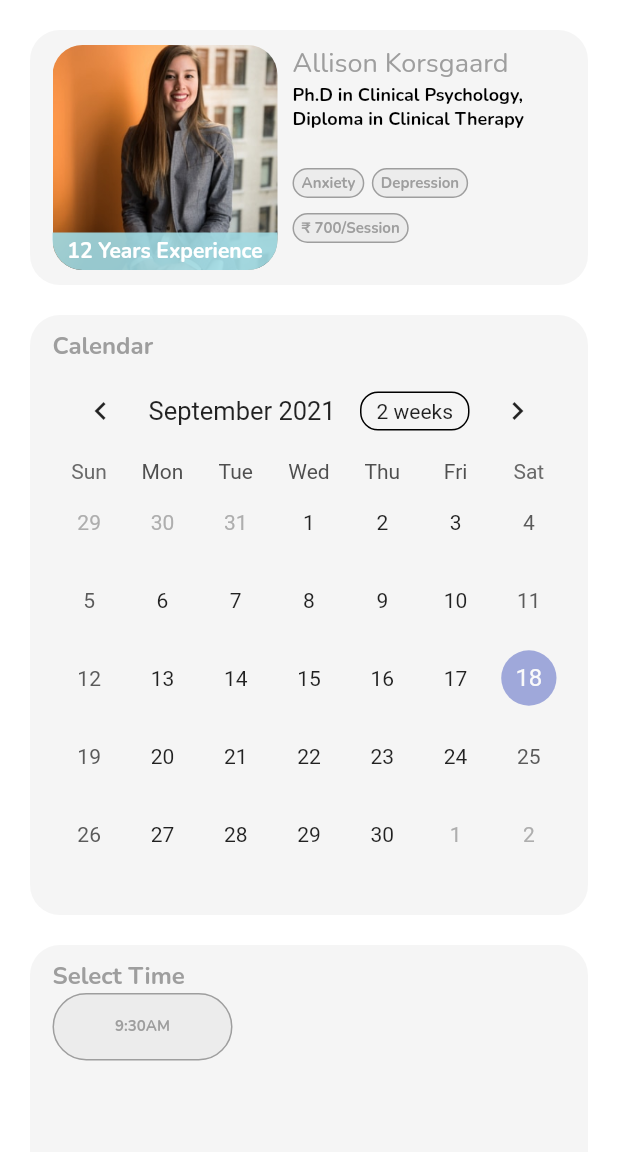
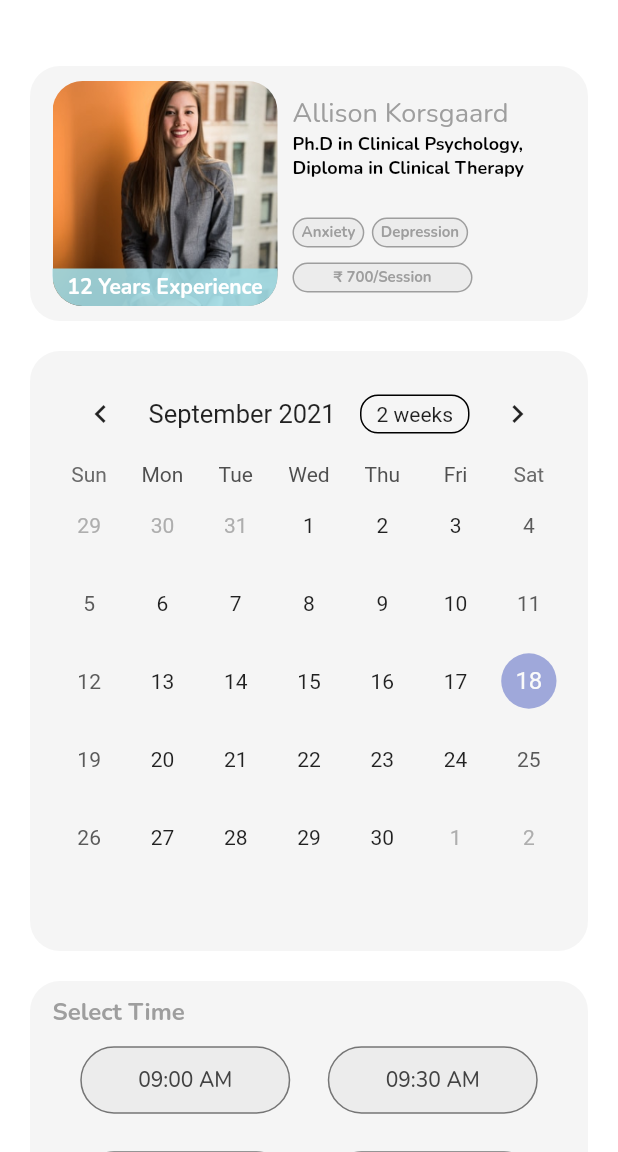
Before and after one commit to herocodess/napses_assignment, a Flutter app: the BookSessionScreen screen opened directly, on a phone screen of 412 x 824 dp, the part 84-1236 px from its top. Run offline on Flutter 3.47's test engine with Material 2 defaults, Android fonts, the phone set to English and light mode, and no system bars; drawn by our look-alikes of table_calendar; our stand-ins replace google_fonts, persistent_bottom_nav_bar, readmore.

Commit message:
🚀 Final Code

```diff
--- a/lib/screens/book_session_screen.dart
+++ b/lib/screens/book_session_screen.dart
@@ -1,13 +1,12 @@
-import 'dart:io';
-
+import 'package:app_assignment/screens/widgets/additional_message.dart';
 import 'package:app_assignment/screens/widgets/calendar_widget.dart';
 import 'package:app_assignment/screens/widgets/patient_info_widget.dart';
 import 'package:app_assignment/screens/widgets/select_time_widget.dart';
-import 'package:app_assignment/utils/app_assets.dart';
 import 'package:app_assignment/utils/app_colors.dart';
 import 'package:app_assignment/utils/app_spacers.dart';
 import 'package:flutter/material.dart';
-import 'package:google_fonts/google_fonts.dart';
+
+import 'widgets/global_app_bar.dart';
 
 class BookSessionScreen extends StatefulWidget {
   const BookSessionScreen({Key? key}) : super(key: key);
@@ -21,40 +20,9 @@ class _BookSessionScreenState extends State<BookSessionScreen> {
   Widget build(BuildContext context) {
     return Scaffold(
       backgroundColor: AppColors.kWhite,
-      appBar: AppBar(
-        elevation: 0,
-        backgroundColor: AppColors.kWhite,
-        automaticallyImplyLeading: false,
-        leading: GestureDetector(
-          onTap: () => Navigator.pop(context),
-          child: Icon(
-            Platform.isIOS ? Icons.arrow_back_ios : Icons.arrow_back,
-            color: AppColors.kBlack,
-          ),
-        ),
-        title: Text(
-          "Book Session",
-          style: GoogleFonts.nunito(fontSize: 18, color: AppColors.kBlack),
-        ),
-        actions: [
-          Padding(
-            padding: const EdgeInsets.only(right: 20),
-            child: Card(
-              elevation: 5,
-              shape: CircleBorder(),
-              child: Container(
-                width: 40,
-                height: 40,
-                child: Center(
-                  child: Image.asset(
-                    AppAssets.hands,
-                    scale: 2.5,
-                  ),
-                ),
-              ),
-            ),
-          ),
-        ],
+      appBar: GlobalAppBar(
+        isLeading: true,
+        title: "Book Session",
       ),
       body: SingleChildScrollView(
         padding: const EdgeInsets.symmetric(horizontal: 20, vertical: 20),
@@ -66,6 +34,9 @@ class _BookSessionScreenState extends State<BookSessionScreen> {
             CalendarWidget(),
             AppSpacers.height(20),
             SelectTimeWidget(),
+            AppSpacers.height(20),
+            AdditionalMessageWidget(),
+            AppSpacers.height(40),
           ],
         ),
       ),
--- a/lib/screens/widgets/calendar_widget.dart
+++ b/lib/screens/widgets/calendar_widget.dart
@@ -25,23 +25,17 @@ class _CalendarWidgetState extends State<CalendarWidget> {
   Widget build(BuildContext context) {
     return GlobalContainerWidget(
       height: 400,
-      header: "Calendar",
+      isCalendar: true,
       content: TableCalendar(
         firstDay: kFirstDay,
         lastDay: kLastDay,
         focusedDay: _focusedDay,
         calendarFormat: _calendarFormat,
         selectedDayPredicate: (day) {
-          // Use `selectedDayPredicate` to determine which day is currently selected.
-          // If this returns true, then `day` will be marked as selected.
-
-          // Using `isSameDay` is recommended to disregard
-          // the time-part of compared DateTime objects.
           return isSameDay(_selectedDay, day);
         },
         onDaySelected: (selectedDay, focusedDay) {
           if (!isSameDay(_selectedDay, selectedDay)) {
-            // Call `setState()` when updating the selected day
             setState(() {
               _selectedDay = selectedDay;
               _focusedDay = focusedDay;
@@ -50,14 +44,12 @@ class _CalendarWidgetState extends State<CalendarWidget> {
         },
         onFormatChanged: (format) {
           if (_calendarFormat != format) {
-            // Call `setState()` when updating calendar format
             setState(() {
               _calendarFormat = format;
             });
           }
         },
         onPageChanged: (focusedDay) {
-          // No need to call `setState()` here
           _focusedDay = focusedDay;
         },
       ),
--- /dev/null
+++ b/lib/screens/widgets/global_app_bar.dart
@@ -0,0 +1,60 @@
+import 'dart:io';
+
+import 'package:app_assignment/utils/app_assets.dart';
+import 'package:app_assignment/utils/app_colors.dart';
+import 'package:flutter/material.dart';
+import 'package:google_fonts/google_fonts.dart';
+
+class GlobalAppBar extends StatelessWidget with PreferredSizeWidget {
+  final bool isLeading;
+  final String title;
+  const GlobalAppBar({
+    Key? key,
+    required this.isLeading,
+    required this.title,
+  }) : super(key: key);
+
+  @override
+  Widget build(BuildContext context) {
+    return AppBar(
+      elevation: 0,
+      backgroundColor: AppColors.kWhite,
+      automaticallyImplyLeading: false,
+      leading: isLeading == true
+          ? GestureDetector(
+              onTap: () => Navigator.pop(context),
+              child: Icon(
+                Platform.isIOS ? Icons.arrow_back_ios : Icons.arrow_back,
+                color: AppColors.kBlack,
+              ),
+            )
+          : null,
+      title: Text(
+        title,
+        style: GoogleFonts.nunito(fontSize: 18, color: AppColors.kBlack),
+      ),
+      actions: [
+        Padding(
+          padding: const EdgeInsets.only(right: 20),
+          child: Card(
+            elevation: 5,
+            shape: CircleBorder(),
+            child: Container(
+              width: 40,
+              height: 40,
+              child: Center(
+                child: Image.asset(
+                  AppAssets.hands,
+                  scale: 2.5,
+                ),
+              ),
+            ),
+          ),
+        ),
+      ],
+    );
+  }
+
+  @override
+  Size get preferredSize => Size.fromHeight(80);
+}
--- a/lib/screens/widgets/global_container_widget.dart
+++ b/lib/screens/widgets/global_container_widget.dart
@@ -6,8 +6,9 @@ class GlobalContainerWidget extends StatelessWidget {
   final double? height;
   final String? header;
   final Widget? content;
+  final bool? isCalendar;
   const GlobalContainerWidget(
-      {Key? key, this.height, this.header, this.content})
+      {Key? key, this.height, this.header, this.content, this.isCalendar})
       : super(key: key);
 
   @override
@@ -22,7 +23,9 @@ class GlobalContainerWidget extends StatelessWidget {
           Radius.circular(20),
         ),
       ),
-      child: Column(
+      child: isCalendar == true
+          ? content!
+          : Column(
               crossAxisAlignment: CrossAxisAlignment.start,
               children: [
                 Row(
--- a/lib/screens/widgets/patient_info_widget.dart
+++ b/lib/screens/widgets/patient_info_widget.dart
@@ -13,7 +13,7 @@ class PatientInfoWidget extends StatelessWidget {
   Widget build(BuildContext context) {
     return Container(
       width: double.maxFinite,
-      height: 170,
+      // height: 170,
       padding: const EdgeInsets.symmetric(horizontal: 15, vertical: 10),
       decoration: BoxDecoration(
         color: AppColors.kGrey.withOpacity(0.1),
@@ -59,7 +59,8 @@ class PatientInfoWidget extends StatelessWidget {
             ),
           ),
           AppSpacers.width(10),
-          Column(
+          Flexible(
+            child: Column(
               crossAxisAlignment: CrossAxisAlignment.start,
               children: [
                 Text(
@@ -92,10 +93,14 @@ class PatientInfoWidget extends StatelessWidget {
                   ],
                 ),
                 AppSpacers.height(10),
-              FeaturesWidget(
+                Container(
+                  width: 120,
+                  child: FeaturesWidget(
                     text: "₹ 700/Session",
                   ),
+                ),
               ],
+            ),
           ),
         ],
       ),
--- a/lib/screens/widgets/select_time_widget.dart
+++ b/lib/screens/widgets/select_time_widget.dart
@@ -1,5 +1,6 @@
 import 'package:app_assignment/screens/widgets/global_container_widget.dart';
 import 'package:app_assignment/utils/app_colors.dart';
+import 'package:app_assignment/utils/app_spacers.dart';
 import 'package:flutter/material.dart';
 import 'package:google_fonts/google_fonts.dart';
 
@@ -11,45 +12,99 @@ class SelectTimeWidget extends StatefulWidget {
 }
 
 class _SelectTimeWidgetState extends State<SelectTimeWidget> {
+  List<String> _availableTimes = [
+    '09:00',
+    '09:30',
+    '10:00',
+    '10:30',
+    '11:00',
+    '11:30'
+  ];
+
+  int _indexSelected = -1;
+
+  void _onTimeSelected(int index) {
+    setState(() {
+      _indexSelected = index;
+    });
+  }
+
   @override
   Widget build(BuildContext context) {
     return GlobalContainerWidget(
       height: 250,
       header: "Select Time",
-      content: SelectTimeItemWidget(
-        text: "9:30AM",
+      isCalendar: false,
+      content: Flexible(
+        child: Center(
+          child: Wrap(
+            spacing: 25,
+            runSpacing: 25,
+            children: [
+              ...List.generate(
+                6,
+                (index) => _TimeChipFilter(
+                  label: _availableTimes[index] + ' AM',
+                  isSelected: _indexSelected == index,
+                  onTap: () => _onTimeSelected(index),
+                ),
+              ),
+            ],
+          ),
+        ),
       ),
     );
   }
 }
 
-class SelectTimeItemWidget extends StatelessWidget {
-  final String? text;
-  final bool? isActive;
-  const SelectTimeItemWidget({Key? key, this.text, this.isActive})
-      : super(key: key);
+class _TimeChipFilter extends StatelessWidget {
+  const _TimeChipFilter({
+    Key? key,
+    this.label,
+    this.isSelected,
+    this.onTap,
+  }) : super(key: key);
+
+  final String? label;
+  final bool? isSelected;
+  final VoidCallback? onTap;
 
   @override
   Widget build(BuildContext context) {
-    return Container(
-      height: 45,
-      width: 120,
-      decoration: BoxDecoration(
-        border: Border.all(color: AppColors.kGrey),
-        color: AppColors.kGrey.withOpacity(0.1),
-        borderRadius: BorderRadius.all(
-          Radius.circular(30),
+    return InkWell(
+      onTap: onTap,
+      customBorder: StadiumBorder(),
+      child: AnimatedContainer(
+        duration: Duration(milliseconds: 200),
+        height: 45,
+        width: 140,
+        decoration: BoxDecoration(
+          borderRadius: BorderRadius.circular(25.0),
+          color:
+              isSelected! ? Colors.blue[400] : AppColors.kGrey.withOpacity(0.1),
+          border: isSelected!
+              ? null
+              : Border.all(
+                  color: Colors.grey[600]!,
+                  width: 1,
+                ),
+          boxShadow: isSelected!
+              ? [
+                  BoxShadow(
+                    offset: Offset(0, 10),
+                    color: Colors.blue[400]!.withOpacity(.2),
+                    blurRadius: 5,
+                  ),
+                ]
+              : [],
         ),
-      ),
-      child: Center(
-        child: Padding(
-          padding: const EdgeInsets.only(left: 5, right: 5, bottom: 2, top: 2),
+        child: Center(
           child: Text(
-            text!,
+            label!,
             style: GoogleFonts.nunito(
-              fontSize: 10,
-              fontWeight: FontWeight.bold,
-              color: AppColors.kGrey,
+              fontSize: 14,
+              fontWeight: FontWeight.w500,
+              color: isSelected! ? AppColors.kWhite : Colors.grey[800],
             ),
           ),
         ),
```
Also changed, not shown: lib/screens/browse_therapist_screen.dart (+5 -27 lines), lib/screens/widgets/additional_message.dart (added, +69 -0 lines). Lines whose indentation alone changed are shown as unchanged.
